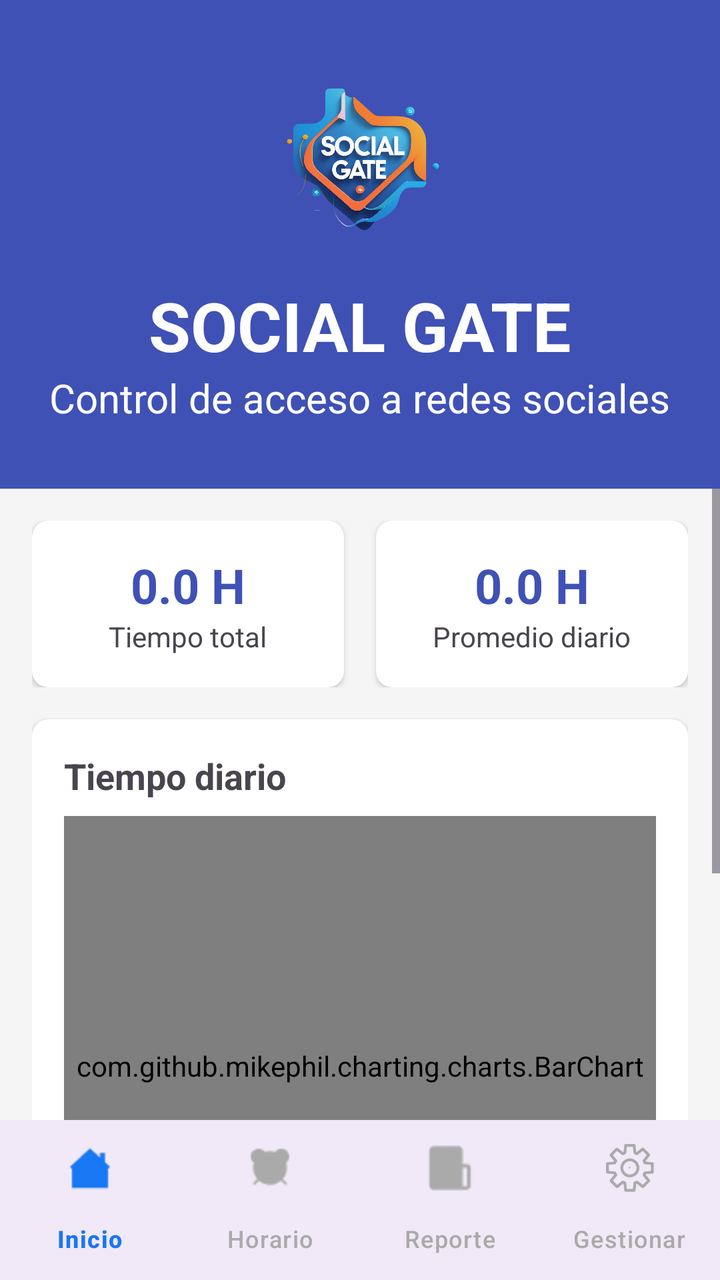
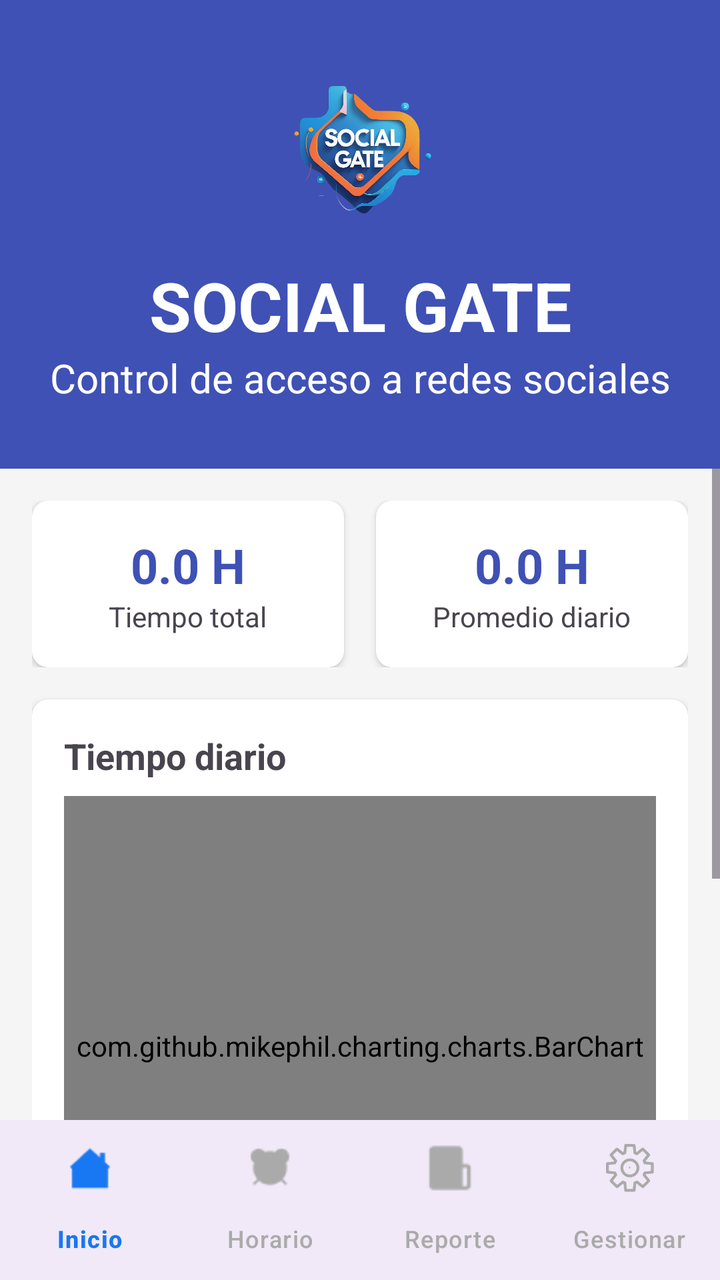

The first picture is an Android layout as it rendered before a commit; the second is the same layout after the commit. The layout source and the unified diff follow.
<!-- AndroidManifest.xml: application theme Theme.SocialGate -->
<!-- res/layout/activity_report.xml -->
<?xml version="1.0" encoding="utf-8"?>
<androidx.constraintlayout.widget.ConstraintLayout xmlns:android="http://schemas.android.com/apk/res/android"
    xmlns:app="http://schemas.android.com/apk/res-auto"
    xmlns:tools="http://schemas.android.com/tools"
    android:layout_width="match_parent"
    android:layout_height="match_parent"
    android:background="#F5F5F5"
    tools:context=".view.activity.ReportActivity">

    <LinearLayout
        android:id="@+id/header_layout"
        android:layout_width="0dp"
        android:layout_height="wrap_content"
        android:background="@color/header_blue"
        android:gravity="center_horizontal"
        android:orientation="vertical"
        android:paddingTop="32dp"
        android:paddingBottom="32dp"
        app:layout_constraintEnd_toEndOf="parent"
        app:layout_constraintStart_toStartOf="parent"
        app:layout_constraintTop_toTopOf="parent">

        <ImageView
            android:id="@+id/imageView6"
            android:layout_width="100dp"
            android:layout_height="100dp"
            app:srcCompat="@drawable/logosocial" />

        <TextView
            android:id="@+id/textView3"
            android:layout_width="wrap_content"
            android:layout_height="wrap_content"
            android:layout_marginTop="8dp"
            android:text="SOCIAL GATE"
            android:textAlignment="center"
            android:textColor="@android:color/white"
            android:textSize="34sp"
            android:textStyle="bold" />

        <TextView
            android:id="@+id/textView4"
            android:layout_width="wrap_content"
            android:layout_height="wrap_content"
            android:text="Control de acceso a redes sociales"
            android:textAlignment="center"
            android:textColor="@android:color/white"
            android:textSize="20sp" />
    </LinearLayout>

    <ScrollView
        android:layout_width="0dp"
        android:layout_height="0dp"
        app:layout_constraintTop_toBottomOf="@id/header_layout"
        app:layout_constraintBottom_toTopOf="@id/bottom_navigation"
        app:layout_constraintStart_toStartOf="parent"
        app:layout_constraintEnd_toEndOf="parent">

        <LinearLayout
            android:layout_width="match_parent"
            android:layout_height="wrap_content"
            android:orientation="vertical"
            android:padding="16dp">

            <LinearLayout
                android:layout_width="match_parent"
                android:layout_height="wrap_content"
                android:orientation="horizontal">

                <androidx.cardview.widget.CardView
                    android:layout_width="0dp"
                    android:layout_height="wrap_content"
                    android:layout_weight="1"
                    app:cardCornerRadius="8dp"
                    android:layout_marginEnd="8dp">
                    <LinearLayout
                        android:layout_width="match_parent"
                        android:layout_height="wrap_content"
                        android:orientation="vertical"
                        android:gravity="center"
                        android:padding="16dp">
                        <TextView
                            android:id="@+id/tvTiempoTotal"
                            android:layout_width="wrap_content"
                            android:layout_height="wrap_content"
                            android:text="0.0 H"
                            android:textSize="24sp"
                            android:textStyle="bold"
                            android:textColor="@color/header_blue"/>
                        <TextView
                            android:layout_width="wrap_content"
                            android:layout_height="wrap_content"
                            android:text="Tiempo total"/>
                    </LinearLayout>
                </androidx.cardview.widget.CardView>

                <androidx.cardview.widget.CardView
                    android:layout_width="0dp"
                    android:layout_height="wrap_content"
                    android:layout_weight="1"
                    app:cardCornerRadius="8dp"
                    android:layout_marginStart="8dp">
                    <LinearLayout
                        android:layout_width="match_parent"
                        android:layout_height="wrap_content"
                        android:orientation="vertical"
                        android:gravity="center"
                        android:padding="16dp">
                        <TextView
                            android:id="@+id/tvTiempoPromedio"
                            android:layout_width="wrap_content"
                            android:layout_height="wrap_content"
                            android:text="0.0 H"
                            android:textSize="24sp"
                            android:textStyle="bold"
                            android:textColor="@color/header_blue"/>
                        <TextView
                            android:layout_width="wrap_content"
                            android:layout_height="wrap_content"
                            android:text="Promedio diario"/>
                    </LinearLayout>
                </androidx.cardview.widget.CardView>
            </LinearLayout>

            <androidx.cardview.widget.CardView
                android:layout_width="match_parent"
                android:layout_height="wrap_content"
                android:layout_marginTop="16dp"
                app:cardCornerRadius="8dp">
                <LinearLayout
                    android:layout_width="match_parent"
                    android:layout_height="wrap_content"
                    android:orientation="vertical"
                    android:padding="16dp">
                    <TextView
                        android:layout_width="wrap_content"
                        android:layout_height="wrap_content"
                        android:text="Tiempo diario"
                        android:textSize="18sp"
                        android:textStyle="bold"/>
                    <com.github.mikephil.charting.charts.BarChart
                        android:id="@+id/barChart"
                        android:layout_width="match_parent"
                        android:layout_height="250dp"
                        android:layout_marginTop="8dp"/>
                </LinearLayout>
            </androidx.cardview.widget.CardView>

            <Button
                android:id="@+id/btnGenerarReporte"
                android:layout_width="match_parent"
                android:layout_height="wrap_content"
                android:layout_marginTop="24dp"
                android:text="Generar Reporte en PDF"
                android:backgroundTint="@color/header_blue"
                android:textColor="@android:color/white"/>

        </LinearLayout>
    </ScrollView>

    <com.google.android.material.bottomnavigation.BottomNavigationView
        android:id="@+id/bottom_navigation"
        android:layout_width="0dp"
        android:layout_height="wrap_content"
        android:background="?android:attr/windowBackground"
        app:menu="@menu/bottom_nav_menu"
        app:labelVisibilityMode="labeled"
        app:layout_constraintBottom_toBottomOf="parent"
        app:layout_constraintStart_toStartOf="parent"
        app:layout_constraintEnd_toEndOf="parent"

        app:itemIconTint="@color/bottom_nav_color_selector"
        app:itemTextColor="@color/bottom_nav_color_selector" />

</androidx.constraintlayout.widget.ConstraintLayout>
<!-- resources referenced by this layout -->
<resources>
  <color name="header_blue">#3F51B5</color>
  <!-- drawable logosocial: png bitmap (drawable-hdpi, 544766 bytes) -->
  <style name="Theme.SocialGate" parent="Base.Theme.SocialGate" />
  <style name="Base.Theme.SocialGate" parent="Theme.Material3.DayNight.NoActionBar">
          
          
      </style>
</resources>

<!-- the commit's change to res/layout/activity_report.xml (unified diff, before → after) -->
@@ -7,13 +7,11 @@
     android:background="#F5F5F5"
     tools:context=".view.activity.ReportActivity">
 
-    <LinearLayout
+    <androidx.constraintlayout.widget.ConstraintLayout
         android:id="@+id/header_layout"
         android:layout_width="0dp"
         android:layout_height="wrap_content"
         android:background="@color/header_blue"
-        android:gravity="center_horizontal"
-        android:orientation="vertical"
         android:paddingTop="32dp"
         android:paddingBottom="32dp"
         app:layout_constraintEnd_toEndOf="parent"
@@ -22,9 +20,14 @@
 
         <ImageView
             android:id="@+id/imageView6"
-            android:layout_width="100dp"
-            android:layout_height="100dp"
-            app:srcCompat="@drawable/logosocial" />
+            android:layout_width="0dp"
+            app:layout_constraintWidth_percent="0.25"
+            android:layout_height="wrap_content"
+            app:srcCompat="@drawable/logosocial"
+            android:adjustViewBounds="true"
+            app:layout_constraintTop_toTopOf="parent"
+            app:layout_constraintStart_toStartOf="parent"
+            app:layout_constraintEnd_toEndOf="parent"/>
 
         <TextView
             android:id="@+id/textView3"
@@ -35,7 +38,10 @@
             android:textAlignment="center"
             android:textColor="@android:color/white"
             android:textSize="34sp"
-            android:textStyle="bold" />
+            android:textStyle="bold"
+            app:layout_constraintTop_toBottomOf="@id/imageView6"
+            app:layout_constraintStart_toStartOf="parent"
+            app:layout_constraintEnd_toEndOf="parent"/>
 
         <TextView
             android:id="@+id/textView4"
@@ -44,12 +50,17 @@
             android:text="Control de acceso a redes sociales"
             android:textAlignment="center"
             android:textColor="@android:color/white"
-            android:textSize="20sp" />
-    </LinearLayout>
+            android:textSize="20sp"
+            app:layout_constraintTop_toBottomOf="@id/textView3"
+            app:layout_constraintStart_toStartOf="parent"
+            app:layout_constraintEnd_toEndOf="parent"/>
+
+    </androidx.constraintlayout.widget.ConstraintLayout>
 
     <ScrollView
         android:layout_width="0dp"
         android:layout_height="0dp"
+        android:fillViewport="true"
         app:layout_constraintTop_toBottomOf="@id/header_layout"
         app:layout_constraintBottom_toTopOf="@id/bottom_navigation"
         app:layout_constraintStart_toStartOf="parent"
